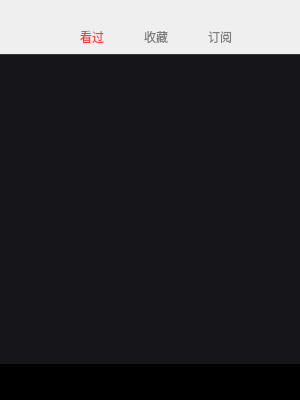
Qt form VideoPlayer/titleBar/WatchRecords.ui (huizhang556/pc-video-player) before a commit.
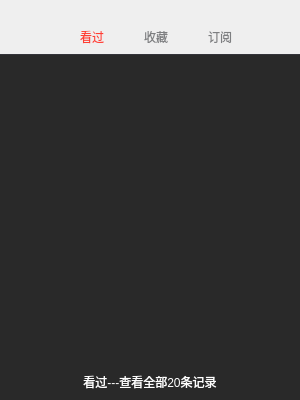
The same form after that commit.

```diff
--- a/VideoPlayer/titleBar/WatchRecords.ui
+++ b/VideoPlayer/titleBar/WatchRecords.ui
@@ -26,7 +26,74 @@
    <string>Form</string>
   </property>
   <property name="styleSheet">
-   <string notr="true"/>
+   <string notr="true">QListWidget
+{
+border: none;
+background-color: rgb(41, 41, 41);
+}
+
+QListWidget::item
+{
+min-height: 85px;
+color: transparent;
+margin: 0px 6px 0px 6px;
+border-radius: 6px;
+background-color: rgb(41, 41, 41);
+}
+
+QListWidget::item:selected
+{
+background-color: rgb(64, 66, 68);
+}
+
+QListWidget::item:hover
+{
+background-color: rgb(64, 66, 68);
+}
+
+QScrollBar:vertical
+{
+background:transparent; 
+width:6px;
+}
+
+QScrollBar::handle:vertical
+{
+min-height:10px;
+max-height:20px;
+background:rgb(224,224,224);
+ width:6px; 
+border-radius:3px;
+}
+
+QScrollBar::up-arrow:vertical
+{
+border:none;
+}
+
+QScrollBar::sub-line:vertical
+{
+background:transparent;
+}
+
+QScrollBar::add-line:vertical
+{
+background:transparent;
+}
+
+QPushButton
+{
+border: none;
+font: 400 14px &quot;微软雅黑&quot;;
+color: white;
+background-color: rgb(41, 41, 41);
+}
+
+QPushButton:hover
+{
+color: rgb(48, 169, 250);
+}
+</string>
   </property>
   <layout class="QVBoxLayout" name="verticalLayout">
    <property name="spacing">
@@ -158,105 +225,8 @@
        <item>
         <widget class="QListWidget" name="listWidget_watched">
          <property name="styleSheet">
-          <string notr="true">QListWidget
-{
-border: none;
-background-color: #16161a;
-}
-
-QListWidget::item
-{
-color: transparent;
-margin:0px 0px;
-border-radius: 0px;
-background-color: transparent;
-}
-
-QListWidget::item:selected
-{
-/*background-color: rgb(255, 233, 192);*/
-}
-
-QListWidget::item:hover
-{
-/*background-color: rgb(255, 233, 192);*/
-}</string>
+          <string notr="true"/>
          </property>
-         <item>
-          <property name="text">
-           <string>新建项目</string>
-          </property>
-         </item>
-         <item>
-          <property name="text">
-           <string>新建项目</string>
-          </property>
-         </item>
-         <item>
-          <property name="text">
-           <string>新建项目</string>
-          </property>
-         </item>
-         <item>
-          <property name="text">
-           <string>新建项目</string>
-          </property>
-         </item>
-         <item>
-          <property name="text">
-           <string>新建项目</string>
-          </property>
-         </item>
-         <item>
-          <property name="text">
-           <string>新建项目</string>
-          </property>
-         </item>
-         <item>
-          <property name="text">
-           <string>新建项目</string>
-          </property>
-         </item>
-         <item>
-          <property name="text">
-           <string>新建项目</string>
-          </property>
-         </item>
-         <item>
-          <property name="text">
-           <string>新建项目</string>
-          </property>
-         </item>
-         <item>
-          <property name="text">
-           <string>新建项目</string>
-          </property>
-         </item>
-         <item>
-          <property name="text">
-           <string>新建项目</string>
-          </property>
-         </item>
-         <item>
-          <property name="text">
-           <string>新建项目</string>
-          </property>
-         </item>
-         <item>
-          <property name="text">
-           <string>新建项目</string>
-          </property>
-         </item>
-         <item>
-          <property name="text">
-           <string>新建项目</string>
-          </property>
-         </item>
-         <item>
-          <property name="text">
-           <string>新建项目</string>
-          </property>
-         </item>
         </widget>
        </item>
        <item>
@@ -268,13 +238,7 @@
           </size>
          </property>
          <property name="styleSheet">
-          <string notr="true">QPushButton
-{
-border: none;
-font: 400 14px &quot;微软雅黑&quot;;
-color: black;
-background-color: transparent;
-}</string>
+          <string notr="true"/>
          </property>
          <property name="text">
           <string>看过---查看全部20条记录</string>
```
Left out of the diff: 64 changed lines with no effect on the pictures.
